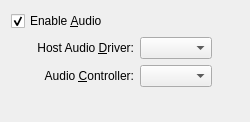
This is vbox/src/VBox/Frontends/VirtualBox/src/settings/machine/UIMachineSettingsAudio.ui in jljuxgm/vboxgit as Qt 5 draws it before an edit. The edited form follows.
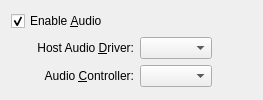
This is the edited form.

Commit message:
commit_46629 ------------------------------------------------------------------------ r46629 | vboxsync | 2013-06-19 00:19:43 +0800 (Wed, 19 Jun 2013) | 1 line
FE/Qt: Machine settings: Audio page: Cleanup (part 2).
------------------------------------------------------------------------

```diff
--- a/vbox/src/VBox/Frontends/VirtualBox/src/settings/machine/UIMachineSettingsAudio.ui
+++ b/vbox/src/VBox/Frontends/VirtualBox/src/settings/machine/UIMachineSettingsAudio.ui
@@ -14,14 +14,6 @@
  </comment>
  <class>UIMachineSettingsAudio</class>
  <widget class="QWidget" name="UIMachineSettingsAudio">
-  <property name="geometry">
-   <rect>
-    <x>0</x>
-    <y>0</y>
-    <width>250</width>
-    <height>122</height>
-   </rect>
-  </property>
   <layout class="QGridLayout">
    <item row="0" column="0" colspan="2">
     <widget class="QCheckBox" name="mGbAudio">
@@ -47,7 +39,7 @@
      <property name="sizeHint">
       <size>
        <width>20</width>
-       <height>20</height>
+       <height>0</height>
       </size>
      </property>
     </spacer>
```
Left out of the diff: 11 changed lines with no effect on the pictures.
